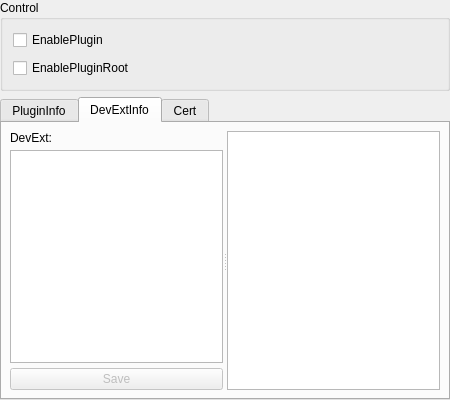
Wing-summer/WingHexExplorer2, file src/settings/pluginsettingdialog.ui: the form before one commit.
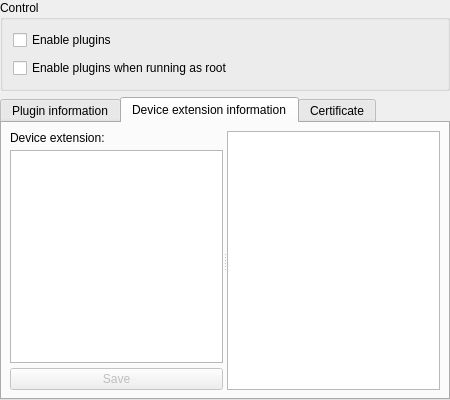
The form after the commit. The open tabs and pages were chosen to show the change. Icons and pictures are not drawn.

```diff
--- a/src/settings/pluginsettingdialog.ui
+++ b/src/settings/pluginsettingdialog.ui
@@ -56,14 +56,14 @@
       <item>
        <widget class="QCheckBox" name="cbEnablePlugin">
         <property name="text">
-         <string>EnablePlugin</string>
+         <string>Enable plugins</string>
         </property>
        </widget>
       </item>
       <item>
        <widget class="QCheckBox" name="cbEnablePluginRoot">
         <property name="text">
-         <string>EnablePluginRoot</string>
+         <string>Enable plugins when running as root</string>
         </property>
        </widget>
       </item>
@@ -84,7 +84,7 @@
         <normaloff>:/com.wingsummer.winghex/images/plugin.png</normaloff>:/com.wingsummer.winghex/images/plugin.png</iconset>
       </attribute>
       <attribute name="title">
-       <string>PluginInfo</string>
+       <string>Plugin information</string>
       </attribute>
       <layout class="QVBoxLayout" name="verticalLayout_1">
        <property name="spacing">
@@ -155,7 +155,7 @@
         <normaloff>:/com.wingsummer.winghex/images/devext.png</normaloff>:/com.wingsummer.winghex/images/devext.png</iconset>
       </attribute>
       <attribute name="title">
-       <string>DevExtInfo</string>
+       <string>Device extension information</string>
       </attribute>
       <layout class="QVBoxLayout" name="verticalLayout_5">
        <property name="sizeConstraint">
@@ -186,7 +186,7 @@
            <item>
             <widget class="QLabel" name="label_2">
              <property name="text">
-              <string>DevExt:</string>
+              <string>Device extension:</string>
              </property>
             </widget>
            </item>
@@ -220,7 +220,7 @@
         <normaloff>:/com.wingsummer.winghex/images/certfile.svg</normaloff>:/com.wingsummer.winghex/images/certfile.svg</iconset>
       </attribute>
       <attribute name="title">
-       <string>Cert</string>
+       <string>Certificate</string>
       </attribute>
       <layout class="QVBoxLayout" name="verticalLayout_7">
        <property name="sizeConstraint">
```
